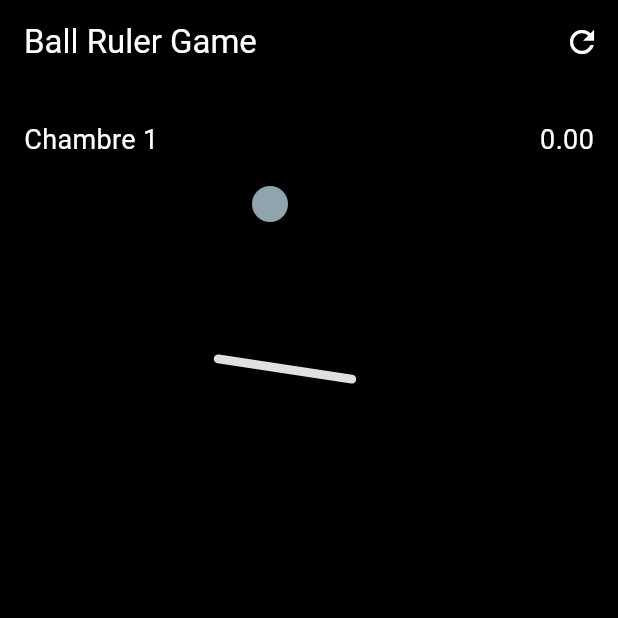
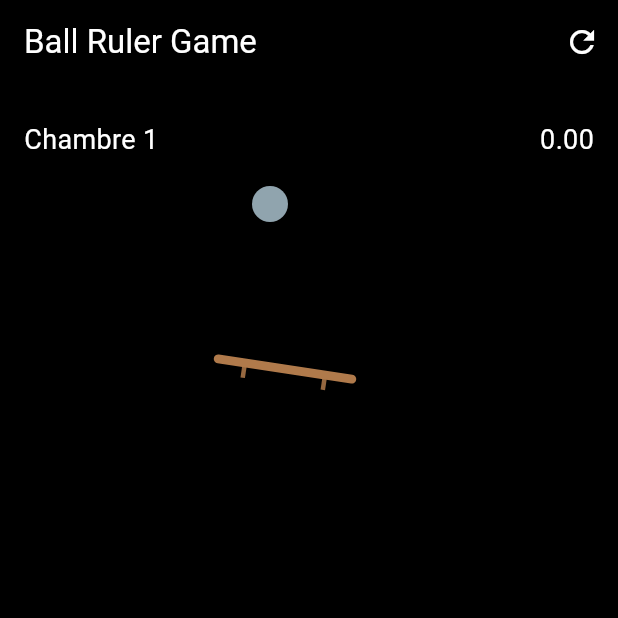
Before and after one commit to hichamDao/ball-ruler-game, a Flutter app: the screen it shows after launch, after a tap on "Lancer", on a phone screen of 412 x 824 dp, the top half of it. Run offline on Flutter 3.47's test engine with Material 3 defaults, Android fonts, the phone set to English and light mode, and no system bars.

Commit message:
Ajoute du mobilier (chaise/lit/table/armoire) avec comportements propres
- models/furniture_type.dart (nouveau) : enum FurnitureType (plank,
  chair, table, bed, wardrobe)
- models/ruler.dart : champ furniture ; getter restitution derive du
  type (0.65 pour le lit, 0 sinon = comportement inchange partout
  ailleurs)
- models/chamber.dart : ObstacleSpec porte desormais un FurnitureType,
  transmis au Ruler construit
- data/chambers.dart : chaise en chambre 1 (repere de depart), lit en
  chambre 2 (premier meuble a comportement special : la bille rebondit),
  table + armoire en chambre 3 (l'armoire est posee a la verticale et
  agit comme un mur qu'il faut contourner) ; la generation procedurale
  pioche aleatoirement entre chaise et table (lit/armoire restent
  reserves aux chambres faites main pour l'instant, le temps de valider
  que ca ne cree pas de configurations injouables)
- game/ball_ruler_game.dart : _resolveCollisions applique le rebond
  (r.restitution) ; le painter dessine chaque meuble avec sa propre
  silhouette (pieds pour chaise/table, tete de lit, portes d'armoire)
  au lieu d'une simple barre grise, tout en gardant la ligne de
  collision exacte comme base du dessin

```diff
--- a/lib/data/chambers.dart
+++ b/lib/data/chambers.dart
@@ -2,6 +2,7 @@ import 'dart:math';
 import 'dart:ui';
 
 import '../models/chamber.dart';
+import '../models/furniture_type.dart';
 
 /// Quelques chambres écrites à la main pour valider la sensation de jeu.
 /// Au-delà de cette liste, [generateChamber] prend le relais pour une
@@ -14,9 +15,14 @@ final List<Chamber> handCraftedChambers = [
     targetCenterX: 260,
     targetWidth: 100,
     obstacles: [
-      // un premier obstacle fixe, servant de repère pour poser sa première
-      // règle par rapport à lui. Légèrement incliné (voir note plus bas).
-      ObstacleSpec(relativeCenter: Offset(190, 190), length: 90, angle: 0.15),
+      // une chaise comme premier repère, servant de point d'appui pour
+      // poser sa première règle par rapport à elle.
+      ObstacleSpec(
+        relativeCenter: Offset(190, 190),
+        length: 90,
+        angle: 0.15,
+        furniture: FurnitureType.chair,
+      ),
     ],
   ),
   const Chamber(
@@ -24,11 +30,16 @@ final List<Chamber> handCraftedChambers = [
     targetCenterX: 260,
     targetWidth: 80,
     obstacles: [
-      // légèrement décalé et incliné : un obstacle fixe ne se stabilise
-      // jamais tout seul (contrairement aux règles du joueur), donc on
-      // évite de le placer parfaitement à plat pile sous le point de
-      // départ, sous peine de voir la bille s'y équilibrer indéfiniment.
-      ObstacleSpec(relativeCenter: Offset(220, 220), length: 100, angle: 0.2),
+      // un lit : la bille y rebondit (voir Ruler.restitution), premier
+      // meuble à comportement particulier que le joueur rencontre.
+      // Légèrement incliné (un obstacle fixe ne se stabilise jamais tout
+      // seul, donc on évite le plat parfait pile sous le point de départ).
+      ObstacleSpec(
+        relativeCenter: Offset(220, 220),
+        length: 100,
+        angle: 0.2,
+        furniture: FurnitureType.bed,
+      ),
     ],
   ),
   const Chamber(
@@ -36,8 +47,20 @@ final List<Chamber> handCraftedChambers = [
     targetCenterX: 100,
     targetWidth: 60,
     obstacles: [
-      ObstacleSpec(relativeCenter: Offset(140, 180), length: 90, angle: 0.3),
-      ObstacleSpec(relativeCenter: Offset(260, 340), length: 90, angle: -0.3),
+      ObstacleSpec(
+        relativeCenter: Offset(140, 180),
+        length: 90,
+        angle: 0.3,
+        furniture: FurnitureType.table,
+      ),
+      // une armoire posée presque à la verticale : elle agit comme un mur
+      // qu'il faut contourner par la gauche pour atteindre la sortie.
+      ObstacleSpec(
+        relativeCenter: Offset(220, 350),
+        length: 140,
+        angle: 1.5708,
+        furniture: FurnitureType.wardrobe,
+      ),
     ],
   ),
 ];
@@ -60,7 +83,8 @@ Chamber generateChamber(int index, double screenWidth) {
     final relY = 120.0 + i * 140.0;
     final relX = 60.0 + _levelRandom.nextDouble() * (safeWidth - 120.0);
     final angle = (_levelRandom.nextDouble() - 0.5) * 0.6;
-    return ObstacleSpec(relativeCenter: Offset(relX, relY), angle: angle);
+    final furniture = _levelRandom.nextBool() ? FurnitureType.chair : FurnitureType.table;
+    return ObstacleSpec(relativeCenter: Offset(relX, relY), angle: angle, furniture: furniture);
   });
 
   return Chamber(
--- a/lib/game/ball_ruler_game.dart
+++ b/lib/game/ball_ruler_game.dart
@@ -6,6 +6,7 @@ import 'package:flutter/scheduler.dart';
 import '../data/chambers.dart';
 import '../models/ball.dart';
 import '../models/chamber.dart';
+import '../models/furniture_type.dart';
 import '../models/ruler.dart';
 import '../utils/physics_utils.dart';
 
@@ -161,14 +162,15 @@ class BallRulerGameState extends State<BallRulerGame>
       // repositionne la bille exactement au contact, du bon côté de la règle
       _ball.position = result.closestPoint + result.normal * _ball.radius;
 
-      // on retire uniquement la composante de vitesse qui va VERS la règle ;
-      // la composante tangentielle est conservée, c'est elle qui fait rouler
+      // on retire la composante de vitesse qui va VERS la règle, et on la
+      // renvoie dans l'autre sens si la règle a du rebond (le lit) ; la
+      // composante tangentielle est conservée, c'est elle qui fait rouler
       // la bille le long de la pente (et rouler hors de la règle une fois
       // celle-ci devenue instable/inclinée).
       final vn = _ball.velocity.dx * result.normal.dx +
           _ball.velocity.dy * result.normal.dy;
       if (vn < 0) {
-        _ball.velocity -= result.normal * vn;
+        _ball.velocity -= result.normal * vn * (1 + r.restitution);
       }
     }
   }
@@ -404,13 +406,15 @@ class _GamePainter extends CustomPainter {
     final cameraOffset = Offset(0, scrollY);
 
     for (final r in rulers) {
-      final paint = Paint()
-        ..strokeWidth = 6
-        ..strokeCap = StrokeCap.round;
-      paint.color = r.isStatic
-          ? Colors.grey.shade300
-          : Color.lerp(Colors.greenAccent, Colors.redAccent, r.instabilityRatio)!;
-      canvas.drawLine(r.start - cameraOffset, r.end - cameraOffset, paint);
+      if (r.isStatic) {
+        _paintFurniture(canvas, r, cameraOffset);
+      } else {
+        final paint = Paint()
+          ..strokeWidth = 6
+          ..strokeCap = StrokeCap.round
+          ..color = Color.lerp(Colors.greenAccent, Colors.redAccent, r.instabilityRatio)!;
+        canvas.drawLine(r.start - cameraOffset, r.end - cameraOffset, paint);
+      }
     }
 
     canvas.drawCircle(
@@ -420,6 +424,129 @@ class _GamePainter extends CustomPainter {
     );
 
     _paintTargetZone(canvas);
+  }
+
+  /// Dessine un obstacle fixe selon son type de meuble. La ligne
+  /// start->end (celle qui sert à la collision) est toujours tracée en
+  /// premier, pour que le rendu reste exactement aligné avec la physique ;
+  /// le reste n'est que de la décoration par-dessus.
+  void _paintFurniture(Canvas canvas, Ruler r, Offset cameraOffset) {
+    final start = r.start - cameraOffset;
+    final end = r.end - cameraOffset;
+    final angle = r.currentAngle;
+    // perpendiculaire à la règle, pointant "vers le bas" pour une règle
+    // proche de l'horizontale : sert à dessiner pieds/tête de lit.
+    final perp = Offset(-sin(angle), cos(angle));
+
+    switch (r.furniture) {
+      case FurnitureType.plank:
+        canvas.drawLine(
+          start,
+          end,
+          Paint()
+            ..color = Colors.grey.shade300
+            ..strokeWidth = 6
+            ..strokeCap = StrokeCap.round,
+        );
+        break;
+
+      case FurnitureType.chair:
+        _paintPlatformWithLegs(
+          canvas,
+          start,
+          end,
+          perp,
+          color: const Color(0xFFB07A4B),
+          strokeWidth: 6,
+          legLength: 10,
+          legInset: 0.2,
+        );
+        break;
+
+      case FurnitureType.table:
+        _paintPlatformWithLegs(
+          canvas,
+          start,
+          end,
+          perp,
+          color: const Color(0xFF8A5A34),
+          strokeWidth: 8,
+          legLength: 14,
+          legInset: 0.05,
+        );
+        break;
+
+      case FurnitureType.bed:
+        const bedColor = Color(0xFFE08FB0);
+        canvas.drawLine(
+          start,
+          end,
+          Paint()
+            ..color = bedColor
+            ..strokeWidth = 14
+            ..strokeCap = StrokeCap.round,
+        );
+        // petite tête de lit à l'extrémité "start"
+        canvas.drawLine(
+          start,
+          start - perp * 16,
+          Paint()
+            ..color = bedColor
+            ..strokeWidth = 6
+            ..strokeCap = StrokeCap.round,
+        );
+        break;
+
+      case FurnitureType.wardrobe:
+        canvas.drawLine(
+          start,
+          end,
+          Paint()
+            ..color = const Color(0xFF6B4F3A)
+            ..strokeWidth = 26,
+        );
+        // ligne fine au centre : séparation des deux portes
+        final mid = Offset.lerp(start, end, 0.5)!;
+        final doorSeam = Offset(cos(angle), sin(angle)) * 10;
+        canvas.drawLine(
+          mid - doorSeam,
+          mid + doorSeam,
+          Paint()
+            ..color = Colors.black.withOpacity(0.4)
+            ..strokeWidth = 2,
+        );
+        break;
+    }
+  }
+
+  /// Une plateforme simple (chaise/table) : la ligne de collision, plus deux
+  /// petits pieds décoratifs en dessous.
+  void _paintPlatformWithLegs(
+    Canvas canvas,
+    Offset start,
+    Offset end,
+    Offset perp, {
+    required Color color,
+    required double strokeWidth,
+    required double legLength,
+    required double legInset,
+  }) {
+    canvas.drawLine(
+      start,
+      end,
+      Paint()
+        ..color = color
+        ..strokeWidth = strokeWidth
+        ..strokeCap = StrokeCap.round,
+    );
+
+    final legPaint = Paint()
+      ..color = color.withOpacity(0.85)
+      ..strokeWidth = 3;
+    final legStart = Offset.lerp(start, end, legInset)!;
+    final legEnd = Offset.lerp(start, end, 1 - legInset)!;
+    canvas.drawLine(legStart, legStart + perp * legLength, legPaint);
+    canvas.drawLine(legEnd, legEnd + perp * legLength, legPaint);
   }
 
   /// Dessine la zone cible en dernier, par-dessus tout le reste, pour être
--- a/lib/models/chamber.dart
+++ b/lib/models/chamber.dart
@@ -1,5 +1,6 @@
 import 'dart:ui';
 
+import 'furniture_type.dart';
 import 'ruler.dart';
 
 /// Un obstacle fixe défini en coordonnées LOCALES à sa chambre : l'origine Y
@@ -9,11 +10,13 @@ class ObstacleSpec {
   final Offset relativeCenter;
   final double length;
   final double angle;
+  final FurnitureType furniture;
 
   const ObstacleSpec({
     required this.relativeCenter,
     this.length = 110,
     this.angle = 0,
+    this.furniture = FurnitureType.plank,
   });
 }
 
@@ -42,6 +45,7 @@ class Chamber {
               baseAngle: spec.angle,
               length: spec.length,
               isStatic: true,
+              furniture: spec.furniture,
             ))
         .toList();
   }
--- /dev/null
+++ b/lib/models/furniture_type.dart
@@ -0,0 +1,14 @@
+/// Type de meuble d'un obstacle fixe de chambre. Influence son rendu, et pour
+/// certains types, son comportement physique :
+/// - [bed] fait rebondir la bille (voir Ruler.restitution)
+/// - [wardrobe] est pensé pour être posé presque à la verticale, pour agir
+///   comme un mur qu'il faut contourner plutôt qu'une plateforme
+/// Les autres types ([plank], [chair], [table]) ont un comportement standard
+/// et ne se distinguent que visuellement.
+enum FurnitureType {
+  plank,
+  chair,
+  table,
+  bed,
+  wardrobe,
+}
--- a/lib/models/ruler.dart
+++ b/lib/models/ruler.dart
@@ -1,5 +1,7 @@
 import 'dart:math';
 import 'dart:ui';
+
+import 'furniture_type.dart';
 
 /// Une règle-plateforme à la forme fixe (longueur fixe, horizontale au départ).
 /// Le joueur ne la dessine plus : il choisit juste où elle est posée.
@@ -35,6 +37,11 @@ class Ruler {
   /// style différent des règles posées par le joueur.
   final bool isStatic;
 
+  /// Type de meuble pour le rendu (et, pour le lit, le rebond). N'a d'effet
+  /// que sur les obstacles fixes ([isStatic] = true) : une règle posée par
+  /// le joueur garde son rendu habituel quel que soit ce champ.
+  final FurnitureType furniture;
+
   Ruler({
     required this.center,
     this.baseAngle = 0, // horizontale par défaut
@@ -43,6 +50,7 @@ class Ruler {
     this.instabilityMagnitude = 0.6,
     this.fallbackTipSign = 1,
     this.isStatic = false,
+    this.furniture = FurnitureType.plank,
   });
 
   /// À appeler à chaque collision entre la bille et cette règle : détermine
@@ -81,6 +89,12 @@ class Ruler {
     return t.clamp(0.0, 1.0);
   }
 
+  /// Coefficient de rebond : 0 = la bille ne rebondit pas (comportement
+  /// standard de toutes les règles/meubles), > 0 = elle repart dans le sens
+  /// opposé à la collision. Seul le lit rebondit ; tout le reste garde le
+  /// comportement d'origine.
+  double get restitution => furniture == FurnitureType.bed ? 0.65 : 0.0;
+
   void update(double dt) {
     if (isStatic) return; // un obstacle fixe ne vieillit pas
     age += dt;
```
